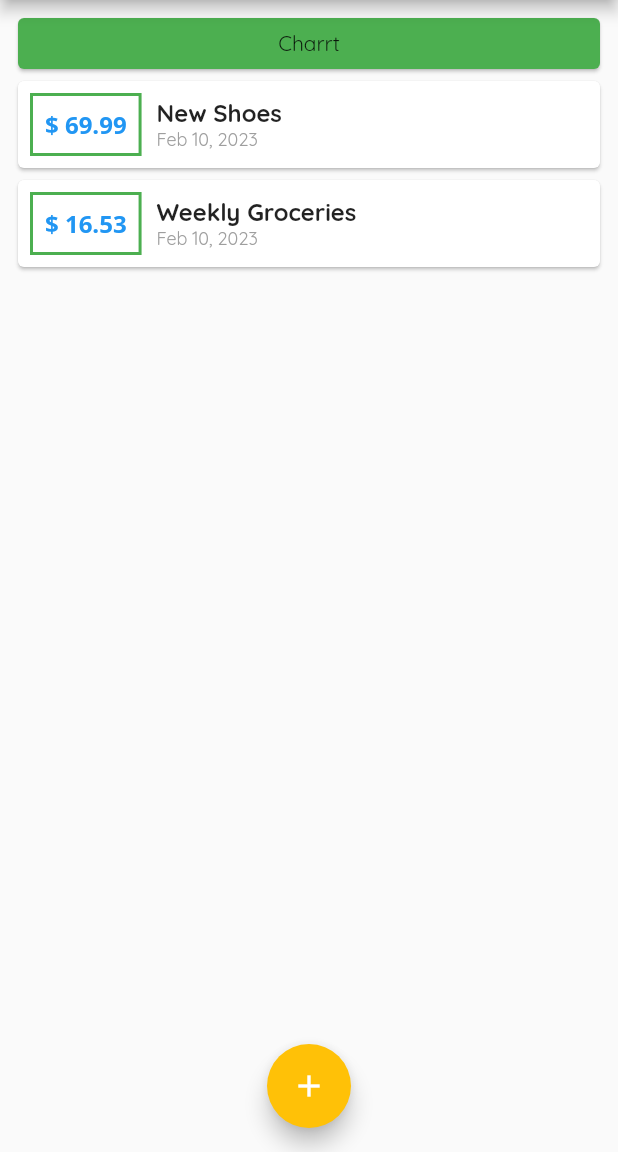
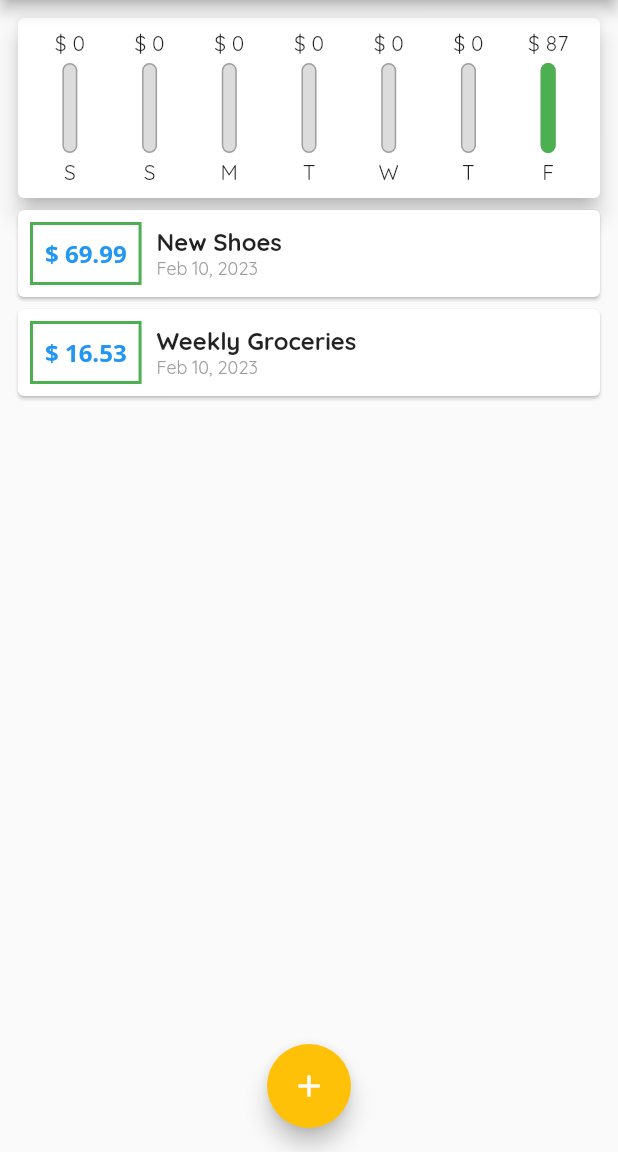
Before and after one commit to LUCYOGUTU/Personal-Expense, a Flutter app: the screen it shows after launch, on a phone screen of 412 x 824 dp, the part 84-1236 px from its top. Run offline on Flutter 3.47's test engine with Material 2 defaults, Android fonts, the phone set to English and light mode, and no system bars.

Commit message:
feat: adding chatbar to home page

```diff
--- a/lib/pages/home.dart
+++ b/lib/pages/home.dart
@@ -1,5 +1,6 @@
 import 'package:flutter/material.dart';
 import 'package:personal_expense/models/transaction.dart';
+import 'package:personal_expense/widgets/chart.dart';
 import 'package:personal_expense/widgets/new_transaction.dart';
 import 'package:personal_expense/widgets/transaction_list.dart';
 
@@ -52,6 +53,16 @@ class _HomePageState extends State<HomePage> {
     );
   }
 
+  List<Transaction> get _recentTransactions {
+    return transactions.where((tx) {
+      return tx.date.isAfter(
+        DateTime.now().subtract(
+          const Duration(days: 7),
+        ),
+      );
+    }).toList();
+  }
+
   @override
   Widget build(BuildContext context) {
     return Scaffold(
@@ -74,18 +85,8 @@ class _HomePageState extends State<HomePage> {
             child: Column(
               crossAxisAlignment: CrossAxisAlignment.start,
               children: [
-                const Card(
-                  color: Colors.green,
-                  child: SizedBox(
-                    width: double.infinity,
-                    child: Padding(
-                      padding: EdgeInsets.all(8.0),
-                      child: Text(
-                        'Charrt',
-                        textAlign: TextAlign.center,
-                      ),
-                    ),
-                  ),
+                Chart(
+                  recentTransactions: _recentTransactions,
                 ),
                 TransactionList(
                   transactions: transactions,
--- /dev/null
+++ b/lib/widgets/chart.dart
@@ -0,0 +1,74 @@
+import 'package:flutter/material.dart';
+import 'package:intl/intl.dart';
+import 'package:personal_expense/models/transaction.dart';
+import 'package:personal_expense/widgets/chart_bar.dart';
+
+class Chart extends StatelessWidget {
+  const Chart({
+    super.key,
+    required this.recentTransactions,
+  });
+
+  final List<Transaction> recentTransactions;
+
+  List<Map<String, Object>> get _groupedTransactions {
+    return List.generate(7, (index) {
+      final weekDay = DateTime.now().subtract(
+        Duration(
+          days: index,
+        ),
+      );
+      double totalSum = 0.0;
+
+      for (var i = 0; i < recentTransactions.length; i++) {
+        if (recentTransactions[i].date.day == weekDay.day &&
+            recentTransactions[i].date.month == weekDay.month &&
+            recentTransactions[i].date.year == weekDay.year) {
+          totalSum += recentTransactions[i].amount;
+        }
+      }
+
+      return {
+        'day': DateFormat.E().format(weekDay).substring(0, 1),
+        'amount': totalSum,
+      };
+    });
+  }
+
+  double get maxSpending {
+    return _groupedTransactions.fold(0.0, (previousValue, element) {
+      return previousValue + double.parse(element['amount'].toString());
+    });
+  }
+
+  @override
+  Widget build(BuildContext context) {
+    return Card(
+      elevation: 6,
+      child: Padding(
+        padding: const EdgeInsets.all(8.0),
+        child: Row(
+          mainAxisAlignment: MainAxisAlignment.spaceAround,
+          children: [
+            ..._groupedTransactions
+                .map((data) {
+                  return Flexible(
+                    fit: FlexFit.tight,
+                    child: ChartBar(
+                      labelWeekday: data['day'].toString(),
+                      spendingAmount: double.parse(data['amount'].toString()),
+                      spendingTotalPercentage: maxSpending == 0.0
+                          ? 0.0
+                          : double.parse(data['amount'].toString()) /
+                              maxSpending,
+                    ),
+                  );
+                })
+                .toList()
+                .reversed,
+          ],
+        ),
+      ),
+    );
+  }
+}
--- /dev/null
+++ b/lib/widgets/chart_bar.dart
@@ -0,0 +1,59 @@
+import 'package:flutter/material.dart';
+
+class ChartBar extends StatelessWidget {
+  const ChartBar({
+    super.key,
+    required this.labelWeekday,
+    required this.spendingAmount,
+    required this.spendingTotalPercentage,
+  });
+
+  final String labelWeekday;
+  final double spendingAmount;
+  final double spendingTotalPercentage;
+
+  @override
+  Widget build(BuildContext context) {
+    return Column(
+      children: [
+        FittedBox(
+          child: Text('\$ ${spendingAmount.toStringAsFixed(0)}'),
+        ),
+        const SizedBox(
+          height: 4,
+        ),
+        SizedBox(
+          height: 60,
+          width: 10,
+          child: Stack(
+            children: [
+              Container(
+                decoration: BoxDecoration(
+                  border: Border.all(
+                    color: Colors.grey,
+                    width: 1.0,
+                  ),
+                  color: const Color.fromRGBO(220, 220, 220, 1),
+                  borderRadius: BorderRadius.circular(10),
+                ),
+              ),
+              FractionallySizedBox(
+                heightFactor: spendingTotalPercentage,
+                child: Container(
+                  decoration: BoxDecoration(
+                    color: Theme.of(context).primaryColor,
+                    borderRadius: BorderRadius.circular(10),
+                  ),
+                ),
+              )
+            ],
+          ),
+        ),
+        const SizedBox(
+          height: 4,
+        ),
+        Text(labelWeekday),
+      ],
+    );
+  }
+}
```
